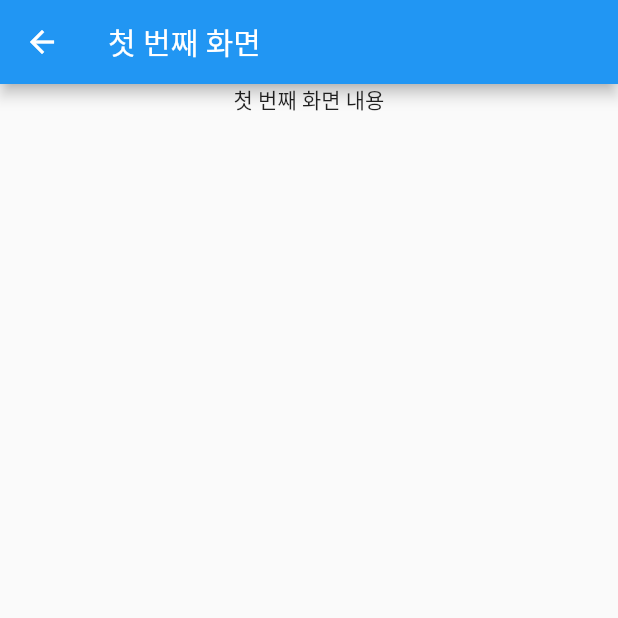
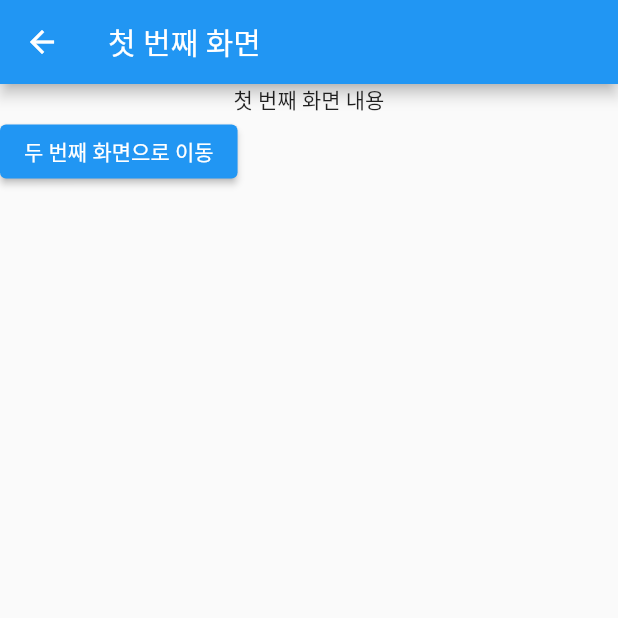
Before and after one commit to kopro-ov/flutter_project, a Flutter app: the FirstRoute screen opened directly, on a phone screen of 412 x 824 dp, the top half of it. Run offline on Flutter 3.47's test engine with Material 2 defaults, Android fonts, the phone set to English and light mode, and no system bars; our stand-ins replace get.

Commit message:
Add 화면 이동 버튼

```diff
--- a/basic_ex/lib/routes/first_route.dart
+++ b/basic_ex/lib/routes/first_route.dart
@@ -9,8 +9,16 @@ class FirstRoute extends StatelessWidget {
       appBar: AppBar(title: const Text('첫 번째 화면')),
       body: Center(
         child: Column(
-          children: const [
-            Text('첫 번째 화면 내용'),
+          children: [
+            const Text('첫 번째 화면 내용'),
+            Row(
+              children: [
+                ElevatedButton(
+                  onPressed: () {},
+                  child: const Text('두 번째 화면으로 이동'),
+                ),
+              ],
+            )
           ],
         ),
       ),
```
